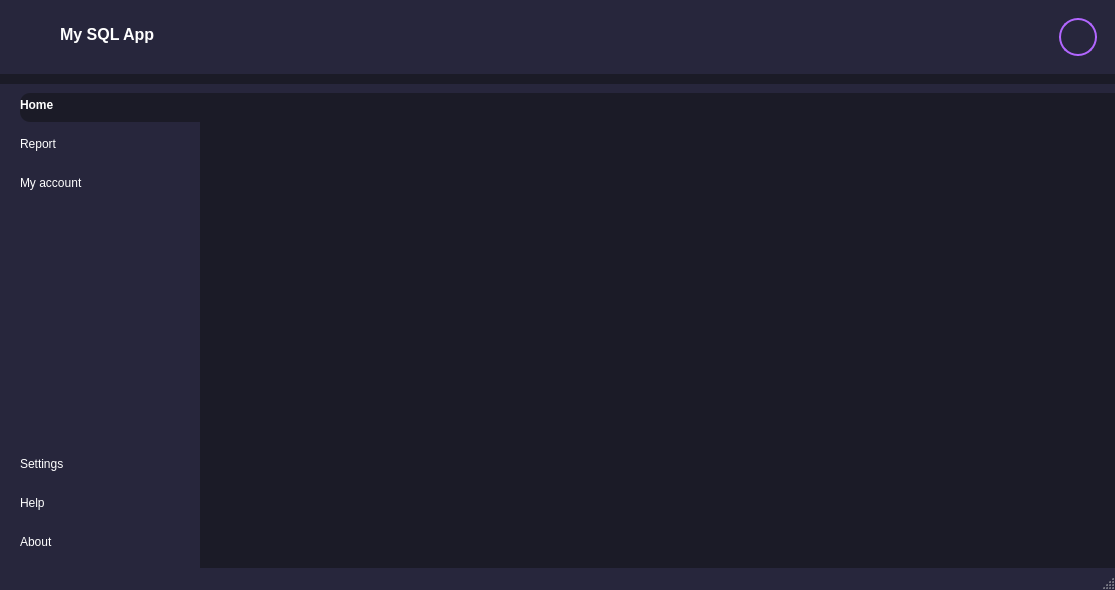
Old version of the form interfacaeTDL.ui in the repository MunKwaii/DemoUiTDL.
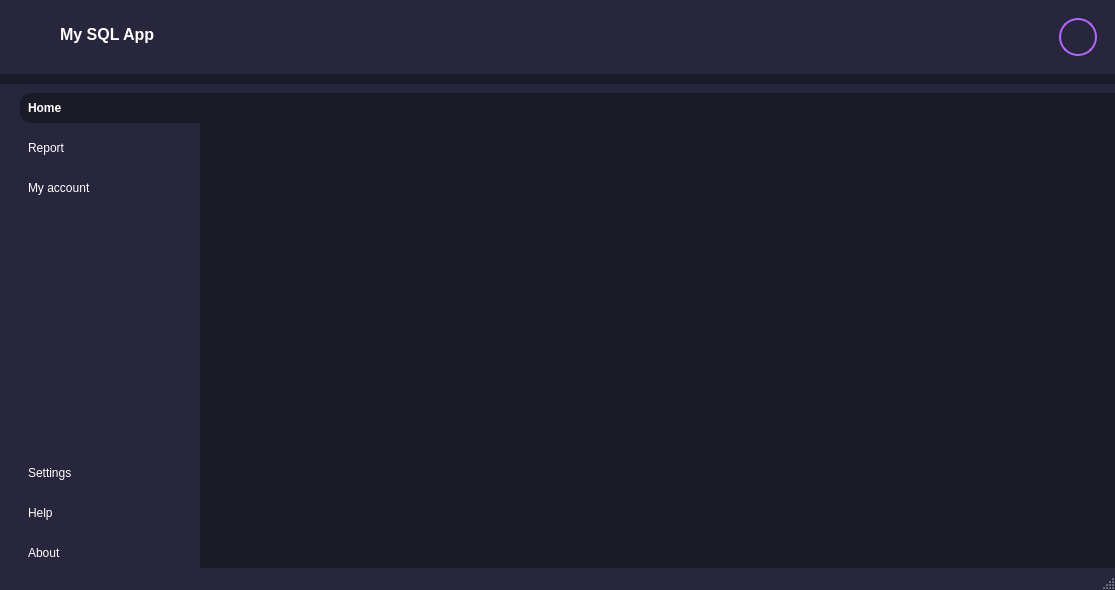
New version of the form. Icons and pictures are not drawn. Custom widgets are drawn as their Qt base class.

What changed in the file:
```diff
--- a/interfacaeTDL.ui
+++ b/interfacaeTDL.ui
@@ -318,6 +318,12 @@
         <verstretch>0</verstretch>
        </sizepolicy>
       </property>
+      <property name="minimumSize">
+       <size>
+        <width>1115</width>
+        <height>464</height>
+       </size>
+      </property>
       <property name="styleSheet">
        <string notr="true">#mainBody{
     background-color: #27263c;
@@ -365,6 +371,12 @@
           </property>
           <item>
            <widget class="QWidget" name="widget" native="true">
+            <property name="minimumSize">
+             <size>
+              <width>200</width>
+              <height>455</height>
+             </size>
+            </property>
             <layout class="QVBoxLayout" name="verticalLayout_4">
              <property name="spacing">
               <number>0</number>
@@ -416,7 +428,7 @@
 }
 #homeBtn {
     text-align: left;
-    padding: 5px, 10px;
+    padding:  8px;
     border-top-left-radius: 10px;
     border-bottom-left-radius: 10px;
 }
@@ -448,7 +460,7 @@
                   <property name="styleSheet">
                    <string notr="true">QPushButton {
     text-align: left;
-    padding: 5px, 10px;
+    padding: 8px;
     border-top-left-radius: 10px;
     border-bottom-left-radius: 10px;
 }</string>
@@ -470,7 +482,7 @@
                   <property name="styleSheet">
                    <string notr="true">QPushButton {
     text-align: left;
-    padding: 5px, 10px;
+    padding: 8px;
     border-top-left-radius: 10px;
     border-bottom-left-radius: 10px;
 }</string>
@@ -527,6 +539,9 @@
                 <property name="rightMargin">
                  <number>0</number>
                 </property>
+                <property name="bottomMargin">
+                 <number>0</number>
+                </property>
                 <item>
                  <widget class="QPushButton" name="settingsBtn">
                   <property name="cursor">
@@ -535,7 +550,7 @@
                   <property name="styleSheet">
                    <string notr="true">QPushButton {
     text-align: left;
-    padding: 5px, 10px;
+    padding: 8px;
     border-top-left-radius: 10px;
     border-bottom-left-radius: 10px;
 }</string>
@@ -563,7 +578,7 @@
                   <property name="styleSheet">
                    <string notr="true">QPushButton {
     text-align: left;
-    padding: 5px, 10px;
+    padding: 8px;
     border-top-left-radius: 10px;
     border-bottom-left-radius: 10px;
 }</string>
@@ -585,7 +600,7 @@
                   <property name="styleSheet">
                    <string notr="true">QPushButton {
     text-align: left;
-    padding: 5px, 10px;
+    padding: 8px;
     border-top-left-radius: 10px;
     border-bottom-left-radius: 10px;
 }</string>
@@ -651,6 +666,14 @@
   </widget>
   <widget class="QStatusBar" name="statusbar"/>
  </widget>
+ <customwidgets>
+  <customwidget>
+   <class>QCustomSlideMenu</class>
+   <extends>QWidget</extends>
+   <header location="global">Custom_Widgets.Widgets.h</header>
+   <container>1</container>
+  </customwidget>
+ </customwidgets>
  <resources>
   <include location="icon/myIcon.qrc"/>
   <include location="icon/myIcon.qrc"/>
```
Left out of the diff: 4 changed lines with no effect on the pictures.
